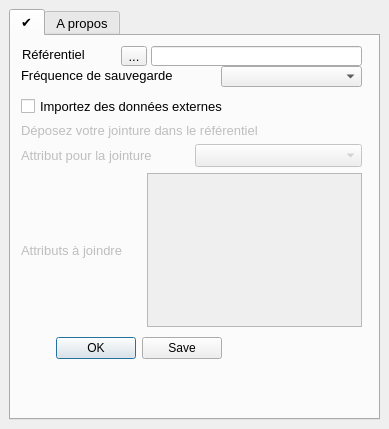
Above: mon_parcellaire_dockwidget_base.ui from jhemmi/MonParcellaire before the change. Below: the same form after it.
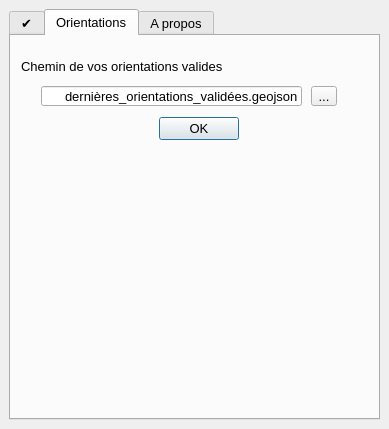
That is the form after the change.

What changed in the file:
```diff
--- a/mon_parcellaire_dockwidget_base.ui
+++ b/mon_parcellaire_dockwidget_base.ui
@@ -31,7 +31,7 @@
       <item>
        <widget class="QTabWidget" name="tabWidget">
         <property name="currentIndex">
-         <number>0</number>
+         <number>1</number>
         </property>
         <property name="movable">
          <bool>true</bool>
@@ -356,6 +356,134 @@
           </property>
          </widget>
         </widget>
+        <widget class="QWidget" name="tab_Orientation">
+         <attribute name="title">
+          <string>Orientations</string>
+         </attribute>
+         <widget class="QLabel" name="label_chemin_orientation">
+          <property name="geometry">
+           <rect>
+            <x>10</x>
+            <y>20</y>
+            <width>301</width>
+            <height>20</height>
+           </rect>
+          </property>
+          <property name="sizePolicy">
+           <sizepolicy hsizetype="Preferred" vsizetype="Preferred">
+            <horstretch>0</horstretch>
+            <verstretch>0</verstretch>
+           </sizepolicy>
+          </property>
+          <property name="maximumSize">
+           <size>
+            <width>16777215</width>
+            <height>30</height>
+           </size>
+          </property>
+          <property name="font">
+           <font>
+            <pointsize>10</pointsize>
+           </font>
+          </property>
+          <property name="toolTip">
+           <string>&lt;html&gt;&lt;head/&gt;&lt;body&gt;&lt;p&gt;&lt;br/&gt;&lt;/p&gt;&lt;/body&gt;&lt;/html&gt;</string>
+          </property>
+          <property name="text">
+           <string>Chemin de vos orientations valides</string>
+          </property>
+          <property name="alignment">
+           <set>Qt::AlignLeading|Qt::AlignLeft|Qt::AlignVCenter</set>
+          </property>
+         </widget>
+         <widget class="QToolButton" name="Orientation_toolButton">
+          <property name="geometry">
+           <rect>
+            <x>300</x>
+            <y>50</y>
+            <width>26</width>
+            <height>20</height>
+           </rect>
+          </property>
+          <property name="sizePolicy">
+           <sizepolicy hsizetype="Preferred" vsizetype="Preferred">
+            <horstretch>0</horstretch>
+            <verstretch>0</verstretch>
+           </sizepolicy>
+          </property>
+          <property name="maximumSize">
+           <size>
+            <width>16777215</width>
+            <height>30</height>
+           </size>
+          </property>
+          <property name="focusPolicy">
+           <enum>Qt::NoFocus</enum>
+          </property>
+          <property name="text">
+           <string>...</string>
+          </property>
+         </widget>
+         <widget class="QLineEdit" name="Orientation_lineEdit">
+          <property name="geometry">
+           <rect>
+            <x>30</x>
+            <y>50</y>
+            <width>261</width>
+            <height>20</height>
+           </rect>
+          </property>
+          <property name="sizePolicy">
+           <sizepolicy hsizetype="Preferred" vsizetype="Fixed">
+            <horstretch>0</horstretch>
+            <verstretch>0</verstretch>
+           </sizepolicy>
+          </property>
+          <property name="maximumSize">
+           <size>
+            <width>16777215</width>
+            <height>30</height>
+           </size>
+          </property>
+          <property name="font">
+           <font>
+            <family>Ubuntu</family>
+            <pointsize>10</pointsize>
+           </font>
+          </property>
+          <property name="cursor">
+           <cursorShape>ArrowCursor</cursorShape>
+          </property>
+          <property name="focusPolicy">
+           <enum>Qt::NoFocus</enum>
+          </property>
+          <property name="toolTip">
+           <string>&lt;html&gt;&lt;head/&gt;&lt;body&gt;&lt;p&gt;Choisir la couche des dernières orientations validées qui sert de modèle pour les orientations de la couche parcelles. &lt;/p&gt;&lt;p&gt;Chemin dans votre référentiel (par exemple &lt;span style=&quot; font-style:italic;&quot;&gt;C:/SIG/MonParcellaire&lt;/span&gt;) et &amp;quot;dernières_orientations_validées.geojson&amp;quot; &lt;/p&gt;&lt;p&gt;Cette couche doit contenir un champ &lt;span style=&quot; font-weight:600;&quot;&gt;orientation&lt;/span&gt;&lt;/p&gt;&lt;p&gt;&lt;br/&gt;&lt;/p&gt;&lt;p&gt;Activer la création d'une couche parcelles_orientées en cliquant sur OK&lt;br/&gt;&lt;/p&gt;&lt;p&gt;&lt;br/&gt;&lt;/p&gt;&lt;p&gt;&lt;br/&gt;&lt;/p&gt;&lt;p&gt;&lt;br/&gt;&lt;/p&gt;&lt;/body&gt;&lt;/html&gt;</string>
+          </property>
+          <property name="styleSheet">
+           <string notr="true"/>
+          </property>
+          <property name="text">
+           <string>dernières_orientations_validées.geojson</string>
+          </property>
+          <property name="alignment">
+           <set>Qt::AlignRight|Qt::AlignTrailing|Qt::AlignVCenter</set>
+          </property>
+         </widget>
+         <widget class="QDialogButtonBox" name="Orientation_buttonBox">
+          <property name="geometry">
+           <rect>
+            <x>60</x>
+            <y>80</y>
+            <width>168</width>
+            <height>25</height>
+           </rect>
+          </property>
+          <property name="standardButtons">
+           <set>QDialogButtonBox::Ok</set>
+          </property>
+         </widget>
+        </widget>
         <widget class="QWidget" name="tab_Apropos">
          <attribute name="title">
           <string>A propos</string>
```
Left out of the diff: 33 changed lines with no effect on the pictures.
